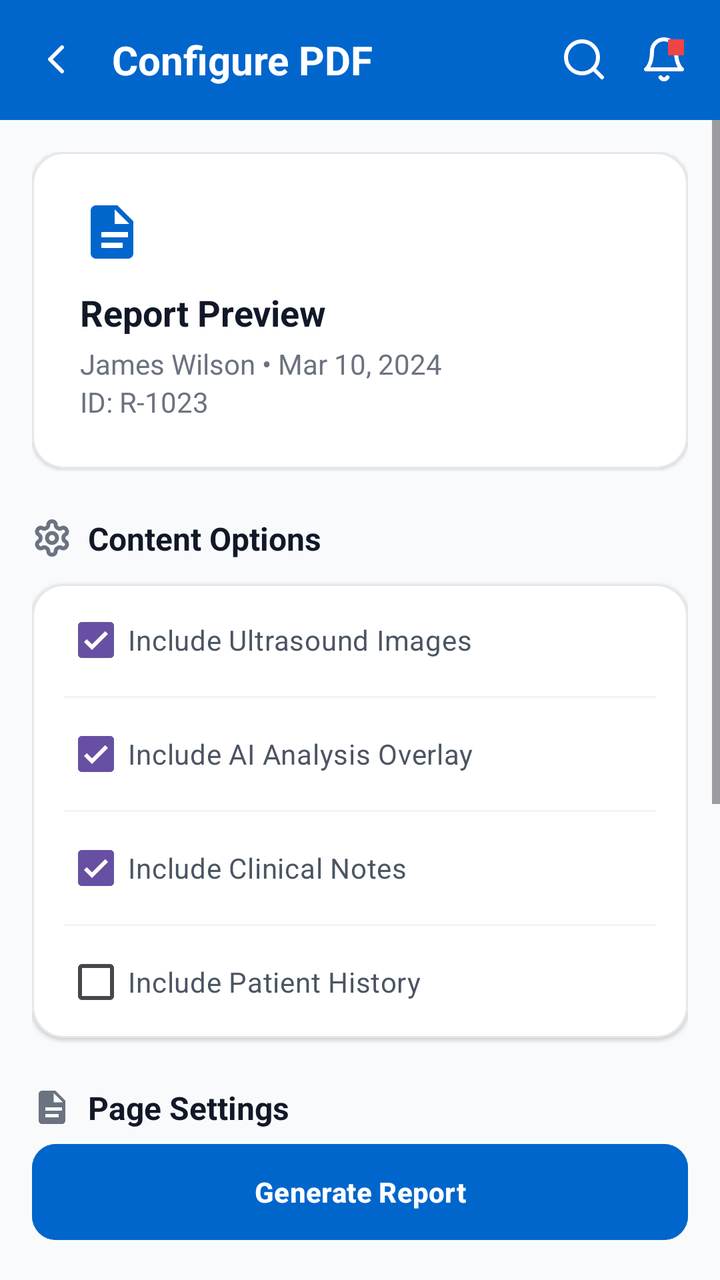
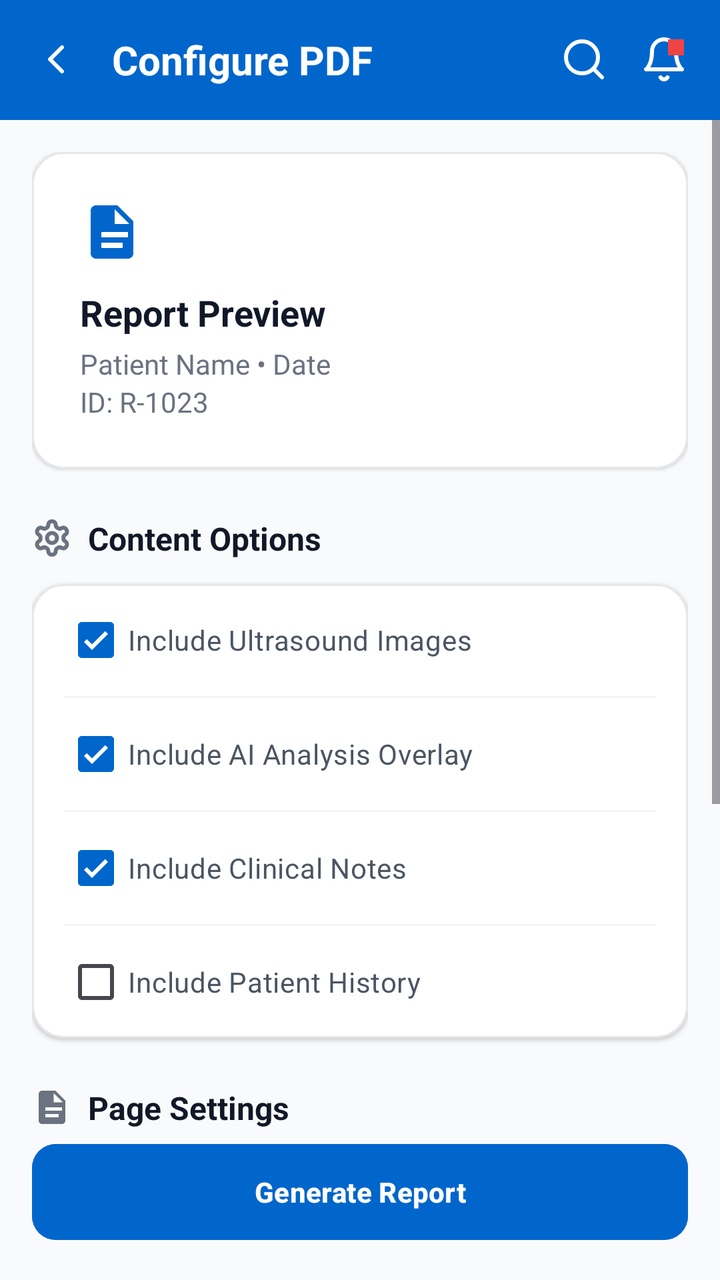

Screens rendered from an Android XML layout before and after an edit, with the pre-edit source and the edit as a unified diff.
<!-- AndroidManifest.xml: application theme Theme.Bladder_frontend -->
<!-- res/layout/activity_report_eight.xml -->
<?xml version="1.0" encoding="utf-8"?>
<androidx.constraintlayout.widget.ConstraintLayout xmlns:android="http://schemas.android.com/apk/res/android"
    xmlns:app="http://schemas.android.com/apk/res-auto"
    xmlns:tools="http://schemas.android.com/tools"
    android:layout_width="match_parent"
    android:layout_height="match_parent"
    android:background="#F9FAFB"
    tools:context=".Report_eightActivity">

    
    <androidx.appcompat.widget.Toolbar
        android:id="@+id/toolbar"
        android:layout_width="match_parent"
        android:layout_height="60dp"
        android:background="#0066CC"
        app:layout_constraintTop_toTopOf="parent">

        <RelativeLayout
            android:layout_width="match_parent"
            android:layout_height="wrap_content"
            android:layout_marginEnd="16dp">

            <ImageView
                android:id="@+id/btn_back"
                android:layout_width="24dp"
                android:layout_height="24dp"
                android:layout_centerVertical="true"
                android:src="@drawable/ic_arrow_back"
                app:tint="#FFFFFF" />

            <TextView
                android:layout_width="wrap_content"
                android:layout_height="wrap_content"
                android:layout_centerVertical="true"
                android:layout_marginStart="16dp"
                android:layout_toEndOf="@id/btn_back"
                android:text="Configure PDF"
                android:textColor="#FFFFFF"
                android:textSize="20sp"
                android:textStyle="bold" />

            <FrameLayout
                android:id="@+id/notification_container"
                android:layout_width="wrap_content"
                android:layout_height="wrap_content"
                android:layout_alignParentEnd="true"
                android:layout_centerVertical="true">

                <ImageView
                    android:id="@+id/notification_icon"
                    android:layout_width="24dp"
                    android:layout_height="24dp"
                    android:src="@drawable/ic_notifications"
                    app:tint="#FFFFFF" />

                <View
                    android:layout_width="8dp"
                    android:layout_height="8dp"
                    android:layout_gravity="top|end"
                    android:layout_marginTop="2dp"
                    android:layout_marginEnd="2dp"
                    android:background="#EF4444" />
            </FrameLayout>

            <ImageView
                android:id="@+id/search_top_icon"
                android:layout_width="24dp"
                android:layout_height="24dp"
                android:layout_centerVertical="true"
                android:layout_marginEnd="16dp"
                android:layout_toStartOf="@+id/notification_container"
                android:src="@drawable/ic_search"
                app:tint="#FFFFFF" />

        </RelativeLayout>
    </androidx.appcompat.widget.Toolbar>

    <ScrollView
        android:layout_width="match_parent"
        android:layout_height="0dp"
        app:layout_constraintBottom_toTopOf="@+id/btn_generate"
        app:layout_constraintTop_toBottomOf="@id/toolbar">

        <LinearLayout
            android:layout_width="match_parent"
            android:layout_height="wrap_content"
            android:orientation="vertical"
            android:padding="16dp">

            
            <com.google.android.material.card.MaterialCardView
                android:layout_width="match_parent"
                android:layout_height="wrap_content"
                app:cardBackgroundColor="#FFFFFF"
                app:cardCornerRadius="16dp"
                app:cardElevation="1dp"
                app:strokeColor="#E5E7EB"
                app:strokeWidth="1dp">

                <LinearLayout
                    android:layout_width="match_parent"
                    android:layout_height="wrap_content"
                    android:orientation="vertical"
                    android:padding="24dp">

                    <ImageView
                        android:layout_width="32dp"
                        android:layout_height="32dp"
                        android:src="@drawable/ic_description"
                        app:tint="#0066CC" />

                    <TextView
                        android:layout_width="wrap_content"
                        android:layout_height="wrap_content"
                        android:layout_marginTop="12dp"
                        android:text="Report Preview"
                        android:textColor="#111827"
                        android:textSize="18sp"
                        android:textStyle="bold" />

                    <TextView
                        android:layout_width="wrap_content"
                        android:layout_height="wrap_content"
                        android:layout_marginTop="4dp"
                        android:text="James Wilson • Mar 10, 2024"
                        android:textColor="#6B7280"
                        android:textSize="14sp" />

                    <TextView
                        android:layout_width="wrap_content"
                        android:layout_height="wrap_content"
                        android:text="ID: R-1023"
                        android:textColor="#6B7280"
                        android:textSize="14sp" />
                </LinearLayout>
            </com.google.android.material.card.MaterialCardView>

            
            <LinearLayout
                android:layout_width="match_parent"
                android:layout_height="wrap_content"
                android:layout_marginTop="24dp"
                android:gravity="center_vertical"
                android:orientation="horizontal">

                <ImageView
                    android:layout_width="20dp"
                    android:layout_height="20dp"
                    android:src="@drawable/ic_settings"
                    app:tint="#6B7280" />

                <TextView
                    android:layout_width="wrap_content"
                    android:layout_height="wrap_content"
                    android:layout_marginStart="8dp"
                    android:text="Content Options"
                    android:textColor="#111827"
                    android:textSize="16sp"
                    android:textStyle="bold" />
            </LinearLayout>

            <com.google.android.material.card.MaterialCardView
                android:layout_width="match_parent"
                android:layout_height="wrap_content"
                android:layout_marginTop="12dp"
                app:cardBackgroundColor="#FFFFFF"
                app:cardCornerRadius="16dp"
                app:cardElevation="1dp"
                app:strokeColor="#E5E7EB"
                app:strokeWidth="1dp">

                <LinearLayout
                    android:layout_width="match_parent"
                    android:layout_height="wrap_content"
                    android:orientation="vertical"
                    android:paddingHorizontal="16dp">

                    <CheckBox
                        android:layout_width="match_parent"
                        android:layout_height="56dp"
                        android:checked="true"
                        android:text="Include Ultrasound Images"
                        android:textColor="#4B5563" />

                    <View
                        android:layout_width="match_parent"
                        android:layout_height="1dp"
                        android:background="#F3F4F6" />

                    <CheckBox
                        android:layout_width="match_parent"
                        android:layout_height="56dp"
                        android:checked="true"
                        android:text="Include AI Analysis Overlay"
                        android:textColor="#4B5563" />

                    <View
                        android:layout_width="match_parent"
                        android:layout_height="1dp"
                        android:background="#F3F4F6" />

                    <CheckBox
                        android:layout_width="match_parent"
                        android:layout_height="56dp"
                        android:checked="true"
                        android:text="Include Clinical Notes"
                        android:textColor="#4B5563" />

                    <View
                        android:layout_width="match_parent"
                        android:layout_height="1dp"
                        android:background="#F3F4F6" />

                    <CheckBox
                        android:layout_width="match_parent"
                        android:layout_height="56dp"
                        android:checked="false"
                        android:text="Include Patient History"
                        android:textColor="#4B5563" />
                </LinearLayout>
            </com.google.android.material.card.MaterialCardView>

            
            <LinearLayout
                android:layout_width="match_parent"
                android:layout_height="wrap_content"
                android:layout_marginTop="24dp"
                android:gravity="center_vertical"
                android:orientation="horizontal">

                <ImageView
                    android:layout_width="20dp"
                    android:layout_height="20dp"
                    android:src="@drawable/ic_description"
                    app:tint="#6B7280" />

                <TextView
                    android:layout_width="wrap_content"
                    android:layout_height="wrap_content"
                    android:layout_marginStart="8dp"
                    android:text="Page Settings"
                    android:textColor="#111827"
                    android:textSize="16sp"
                    android:textStyle="bold" />
            </LinearLayout>

            <com.google.android.material.card.MaterialCardView
                android:layout_width="match_parent"
                android:layout_height="wrap_content"
                android:layout_marginTop="12dp"
                android:layout_marginBottom="16dp"
                app:cardBackgroundColor="#FFFFFF"
                app:cardCornerRadius="16dp"
                app:cardElevation="1dp"
                app:strokeColor="#E5E7EB"
                app:strokeWidth="1dp">

                <LinearLayout
                    android:layout_width="match_parent"
                    android:layout_height="wrap_content"
                    android:orientation="vertical"
                    android:padding="20dp">

                    <TextView
                        android:layout_width="wrap_content"
                        android:layout_height="wrap_content"
                        android:text="Paper Size"
                        android:textColor="#6B7280"
                        android:textSize="14sp"
                        android:textStyle="bold" />

                    <LinearLayout
                        android:layout_width="match_parent"
                        android:layout_height="wrap_content"
                        android:layout_marginTop="8dp"
                        android:orientation="horizontal">

                        <com.google.android.material.button.MaterialButton
                            style="@style/Widget.MaterialComponents.Button.OutlinedButton"
                            android:layout_width="0dp"
                            android:layout_height="wrap_content"
                            android:layout_weight="1"
                            android:layout_marginEnd="8dp"
                            android:text="A4"
                            android:textColor="#0066CC"
                            app:backgroundTint="#EFF6FF"
                            app:strokeColor="#0066CC" />

                        <com.google.android.material.button.MaterialButton
                            style="@style/Widget.MaterialComponents.Button.OutlinedButton"
                            android:layout_width="0dp"
                            android:layout_height="wrap_content"
                            android:layout_weight="1"
                            android:text="Letter"
                            android:textColor="#6B7280"
                            app:strokeColor="#E5E7EB" />
                    </LinearLayout>

                    <TextView
                        android:layout_width="wrap_content"
                        android:layout_height="wrap_content"
                        android:layout_marginTop="16dp"
                        android:text="Orientation"
                        android:textColor="#6B7280"
                        android:textSize="14sp"
                        android:textStyle="bold" />

                    <LinearLayout
                        android:layout_width="match_parent"
                        android:layout_height="wrap_content"
                        android:layout_marginTop="8dp"
                        android:orientation="horizontal">

                        <com.google.android.material.button.MaterialButton
                            style="@style/Widget.MaterialComponents.Button.OutlinedButton"
                            android:layout_width="0dp"
                            android:layout_height="wrap_content"
                            android:layout_weight="1"
                            android:layout_marginEnd="8dp"
                            android:text="Portrait"
                            android:textColor="#0066CC"
                            app:backgroundTint="#EFF6FF"
                            app:strokeColor="#0066CC" />

                        <com.google.android.material.button.MaterialButton
                            style="@style/Widget.MaterialComponents.Button.OutlinedButton"
                            android:layout_width="0dp"
                            android:layout_height="wrap_content"
                            android:layout_weight="1"
                            android:text="Landscape"
                            android:textColor="#6B7280"
                            app:strokeColor="#E5E7EB" />
                    </LinearLayout>
                </LinearLayout>
            </com.google.android.material.card.MaterialCardView>

        </LinearLayout>
    </ScrollView>

    <com.google.android.material.button.MaterialButton
        android:id="@+id/btn_generate"
        android:layout_width="match_parent"
        android:layout_height="56dp"
        android:layout_margin="16dp"
        android:backgroundTint="#0066CC"
        android:text="Generate Report"
        android:textAllCaps="false"
        android:textColor="#FFFFFF"
        android:textStyle="bold"
        app:cornerRadius="12dp"
        app:layout_constraintBottom_toBottomOf="parent" />

</androidx.constraintlayout.widget.ConstraintLayout>
<!-- resources referenced by this layout -->
<resources>
  <!-- drawable ic_arrow_back (drawable) -->
  <vector xmlns:android="http://schemas.android.com/apk/res/android"
      android:width="24dp"
      android:height="24dp"
      android:viewportWidth="24"
      android:viewportHeight="24">
    <path
        android:pathData="M15,18l-6,-6l6,-6"
        android:strokeLineJoin="round"
        android:strokeWidth="2"
        android:fillColor="#00000000"
        android:strokeColor="#000000"
        android:strokeLineCap="round"/>
  </vector>
  <!-- drawable ic_description (drawable) -->
  <vector xmlns:android="http://schemas.android.com/apk/res/android"
      android:width="24dp"
      android:height="24dp"
      android:viewportWidth="24"
      android:viewportHeight="24">
    <path
        android:pathData="M14,2H6C4.9,2 4,2.9 4,4v16c0,1.1 0.9,2 2,2h12c1.1,0 2,-0.9 2,-2V8l-6,-6zM16,18H8v-2h8v2zM18,14H8v-2h10v2zM13,9V3.5L18.5,9H13z"
        android:fillColor="@android:color/white"/>
  </vector>
  <!-- drawable ic_notifications (drawable) -->
  <vector xmlns:android="http://schemas.android.com/apk/res/android"
      android:width="24dp"
      android:height="24dp"
      android:viewportWidth="24"
      android:viewportHeight="24">
    <path
        android:pathData="M18,8A6,6 0,0 0,6 8c0,7 -3,9 -3,9h18s-3,-2 -3,-9"
        android:strokeLineJoin="round"
        android:strokeWidth="2"
        android:fillColor="#00000000"
        android:strokeColor="@android:color/white"
        android:strokeLineCap="round"/>
    <path
        android:pathData="M13.73,21a2,2 0,0 1,-3.46 0"
        android:strokeLineJoin="round"
        android:strokeWidth="2"
        android:fillColor="#00000000"
        android:strokeColor="@android:color/white"
        android:strokeLineCap="round"/>
  </vector>
  <!-- drawable ic_search (drawable) -->
  <vector xmlns:android="http://schemas.android.com/apk/res/android"
      android:width="24dp"
      android:height="24dp"
      android:viewportWidth="24"
      android:viewportHeight="24">
    <path
        android:pathData="M11,19C15.4183,19 19,15.4183 19,11C19,6.5817 15.4183,3 11,3C6.5817,3 3,6.5817 3,11C3,15.4183 6.5817,19 11,19Z"
        android:strokeLineJoin="round"
        android:strokeWidth="2"
        android:fillColor="#00000000"
        android:strokeColor="@android:color/white"
        android:strokeLineCap="round"/>
    <path
        android:pathData="M21,21L16.65,16.65"
        android:strokeLineJoin="round"
        android:strokeWidth="2"
        android:fillColor="#00000000"
        android:strokeColor="@android:color/white"
        android:strokeLineCap="round"/>
  </vector>
  <!-- drawable ic_settings: vector/xml drawable (drawable, 3340 chars, omitted) -->
  <style name="Theme.Bladder_frontend" parent="Base.Theme.Bladder_frontend" />
  <style name="Base.Theme.Bladder_frontend" parent="Theme.Material3.DayNight.NoActionBar">
          
          
      </style>
</resources>

<!-- the commit's change to res/layout/activity_report_eight.xml (unified diff, before → after) -->
@@ -119,10 +119,11 @@
                         android:textStyle="bold" />
 
                     <TextView
+                        android:id="@+id/tv_preview_info"
                         android:layout_width="wrap_content"
                         android:layout_height="wrap_content"
                         android:layout_marginTop="4dp"
-                        android:text="James Wilson • Mar 10, 2024"
+                        android:text="Patient Name • Date"
                         android:textColor="#6B7280"
                         android:textSize="14sp" />
 
<!-- resource entries referenced after the edit -->
@@ -70,7 +70,8 @@
   <style name="Theme.Bladder_frontend" parent="Base.Theme.Bladder_frontend" />
   <style name="Base.Theme.Bladder_frontend" parent="Theme.Material3.DayNight.NoActionBar">
           
-          
+          <item name="colorPrimary">@color/colorPrimary</item>
       </style>
+  <color name="colorPrimary">#0066CC</color>
 </resources>
 
